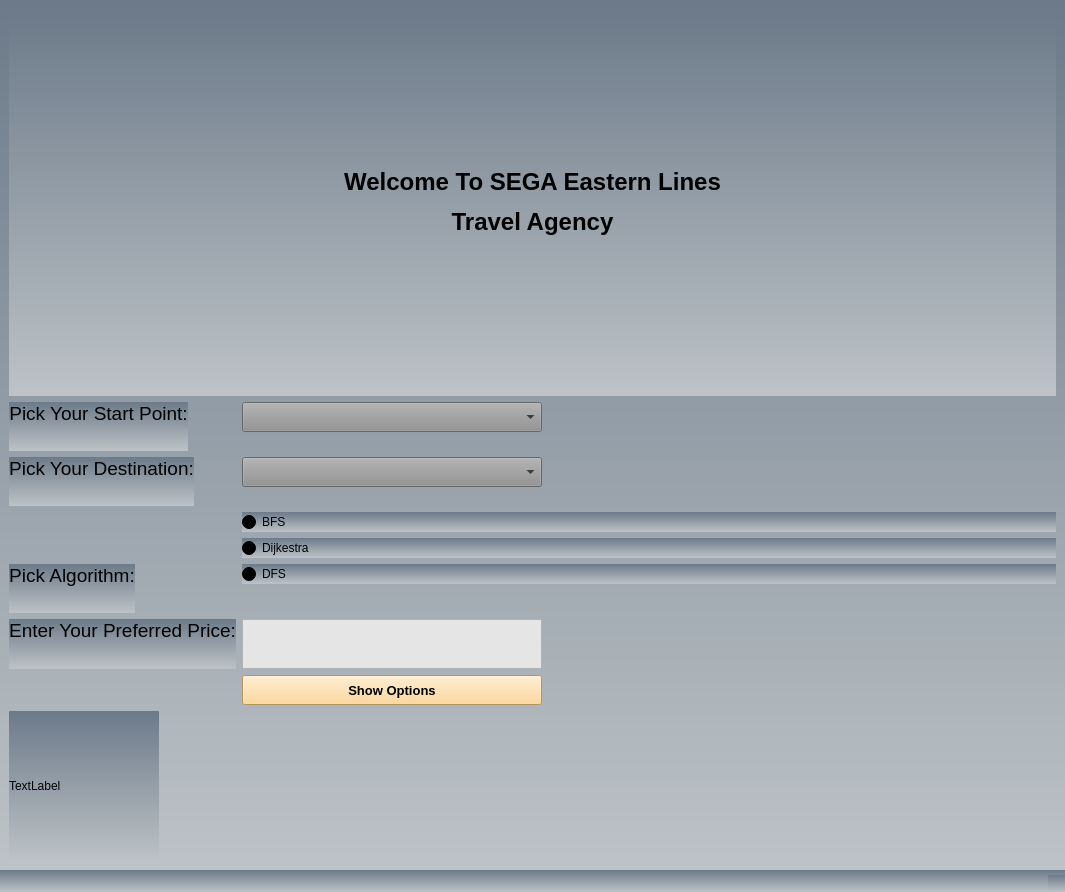
Old version of the form GuideMe/mainwindow.ui in the repository YoussefAhmed488/GuideMe.
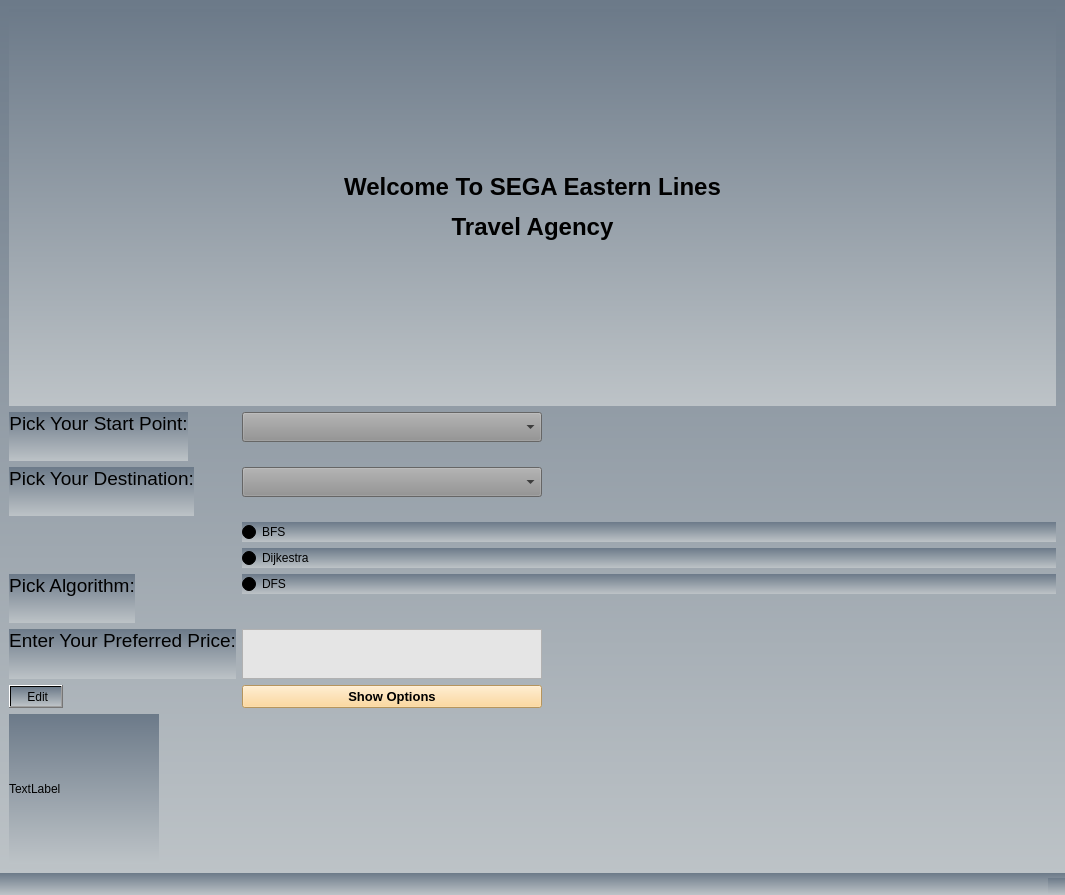
New version of the form.

```diff
--- a/GuideMe/mainwindow.ui
+++ b/GuideMe/mainwindow.ui
@@ -7,7 +7,7 @@
     <x>0</x>
     <y>0</y>
     <width>1065</width>
-    <height>892</height>
+    <height>895</height>
    </rect>
   </property>
   <property name="sizePolicy">
@@ -186,6 +186,13 @@
       </property>
      </widget>
     </item>
+    <item row="26" column="0">
+     <widget class="QToolButton" name="editButton">
+      <property name="text">
+       <string>   Edit  </string>
+      </property>
+     </widget>
+    </item>
    </layout>
   </widget>
   <widget class="QMenuBar" name="menubar">
```
Left out of the diff: 2 changed lines with no effect on the pictures.
